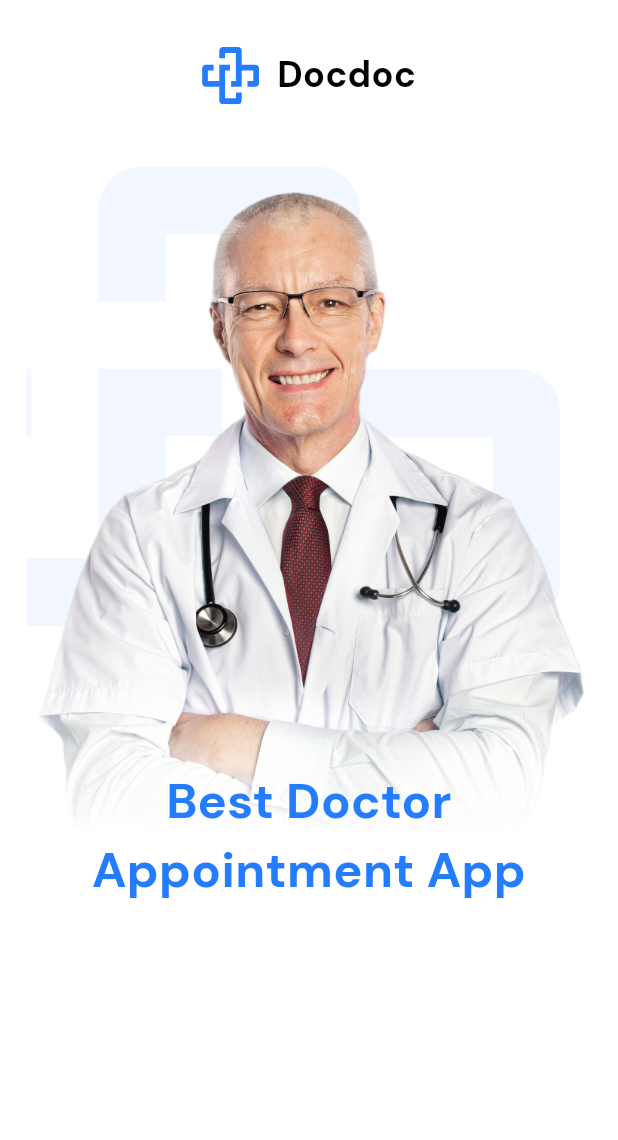
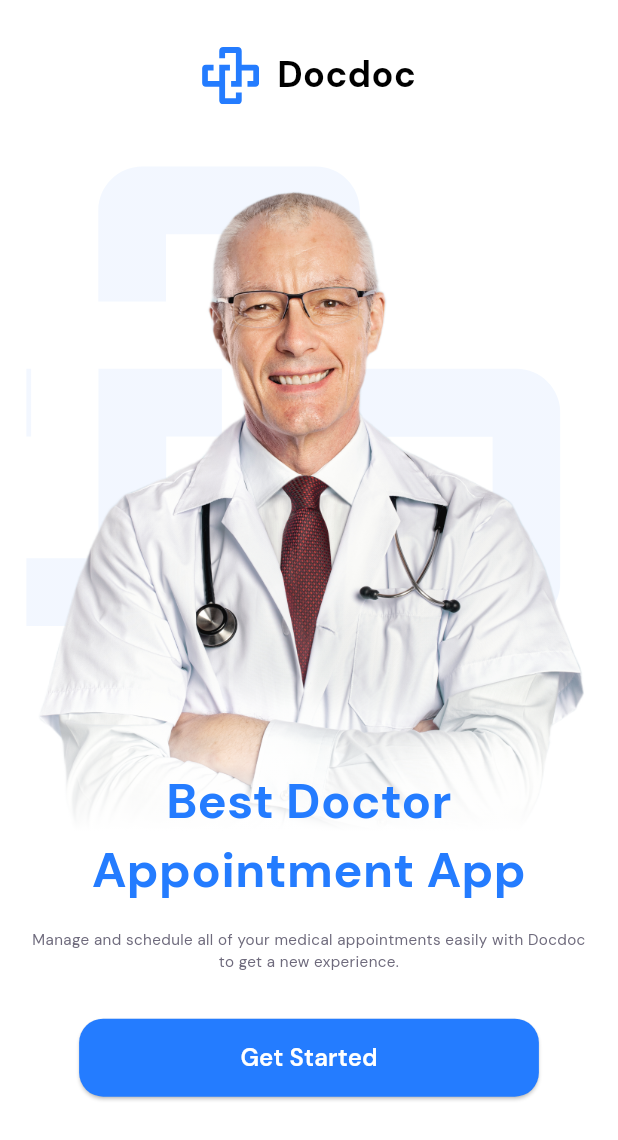
Before and after one commit to mohamedmagdi6/doctor-app, a Flutter app: the screen it shows after launch, on a phone screen of 412 x 824 dp. Shown: the top 1140 px of the screen. Run offline on Flutter 3.47's test engine with Material 3 defaults, Android fonts, the phone set to English and light mode, and no system bars; our stand-ins replace dio, flutter_screenutil, flutter_svg, get_it, google_fonts.

Commit message:
add app button to onboarding screen

```diff
--- a/lib/core/resources/text_style_manager.dart
+++ b/lib/core/resources/text_style_manager.dart
@@ -70,9 +70,9 @@ class TextStyleManager {
     );
   }
 
-  static textstyleS9W400Grey() {
+  static textstyleS10W400Grey() {
     return GoogleFonts.dmSans(
-      fontSize: 9,
+      fontSize: 10.sp,
       fontWeight: FontWeight.w400,
       color: AppColors.textGreyColor,
     );
@@ -99,6 +99,14 @@ class TextStyleManager {
     return GoogleFonts.dmSans(
       fontSize: 19,
       fontWeight: FontWeight.w700,
+      color: AppColors.whiteColor,
+    );
+  }
+
+  static textstyleS16W600White() {
+    return GoogleFonts.dmSans(
+      fontSize: 16,
+      fontWeight: FontWeight.w600,
       color: AppColors.whiteColor,
     );
   }
--- a/lib/core/widgets/app_button.dart
+++ b/lib/core/widgets/app_button.dart
@@ -1,5 +1,6 @@
 import 'package:doctor_app/core/resources/assets_manager.dart';
 import 'package:doctor_app/core/resources/color_manager.dart';
+import 'package:doctor_app/core/resources/text_style_manager.dart';
 import 'package:flutter/material.dart';
 import 'package:flutter_screenutil/flutter_screenutil.dart';
 
@@ -11,17 +12,17 @@ class AppButton extends StatelessWidget {
   @override
   Widget build(BuildContext context) {
     return Container(
-      padding: EdgeInsets.symmetric(horizontal: 20),
-      height: 45.h,
+      padding: EdgeInsets.symmetric(horizontal: 32.w),
+      height: 52,
       width: double.infinity,
       child: ElevatedButton.icon(
         onPressed: () {},
         iconAlignment: IconAlignment.end,
         icon: withIcon ? Image.asset(IconsAssets.arrowforward) : null,
-        label: Text(text, style: const TextStyle(color: Colors.white)),
+        label: Text(text, style: TextStyleManager.textstyleS16W600White()),
         style: ElevatedButton.styleFrom(
           shape: RoundedRectangleBorder(
-            borderRadius: BorderRadius.circular(10),
+            borderRadius: BorderRadius.circular(16),
           ),
           backgroundColor: AppColors.primaryColor,
         ),
--- a/lib/features/onboarding/onboarding_screen.dart
+++ b/lib/features/onboarding/onboarding_screen.dart
@@ -1,3 +1,5 @@
+import 'package:doctor_app/core/resources/text_style_manager.dart';
+import 'package:doctor_app/core/widgets/app_button.dart';
 import 'package:doctor_app/features/onboarding/widgets/logo_and_app_title.dart';
 import 'package:doctor_app/features/onboarding/widgets/stack_of_onboarding_screen.dart';
 import 'package:flutter/material.dart';
@@ -17,6 +19,14 @@ class OnboardingScreen extends StatelessWidget {
               LogoAndAppTitle(),
               SizedBox(height: 40.h),
               StackOfOnboardingScreen(),
+              SizedBox(height: 15.h),
+              Text(
+                'Manage and schedule all of your medical appointments easily with Docdoc to get a new experience.',
+                style: TextStyleManager.textstyleS10W400Grey(),
+                textAlign: TextAlign.center,
+              ),
+              SizedBox(height: 30.h),
+              AppButton(text: 'Get Started'),
             ],
           ),
         ),
```
